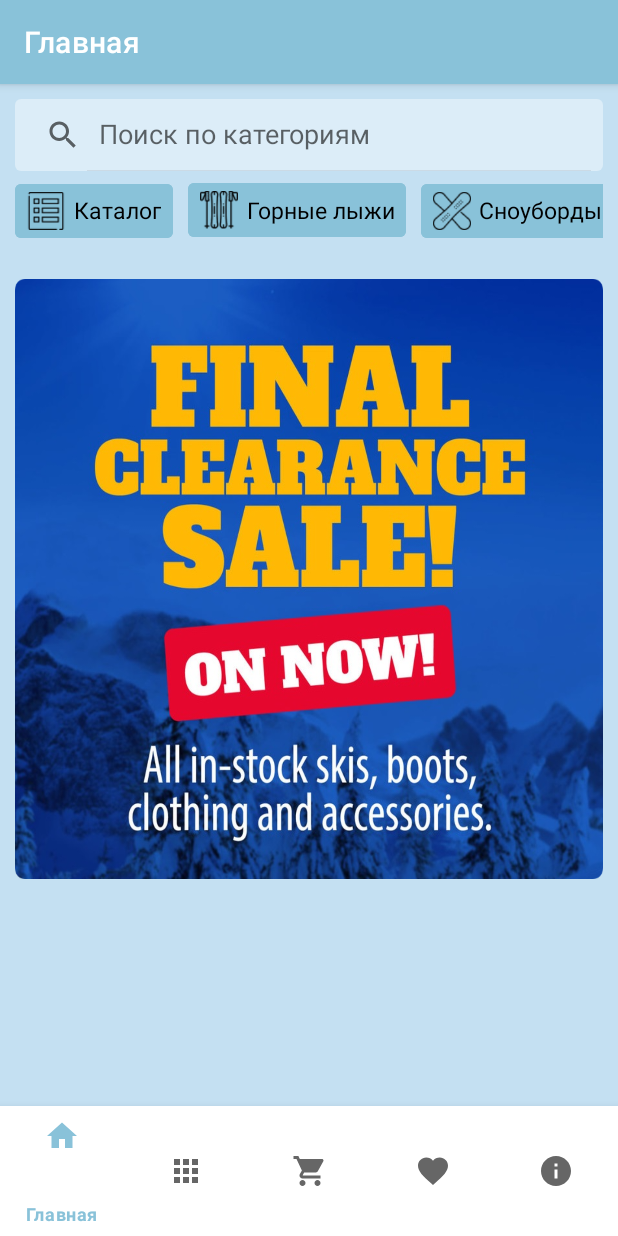
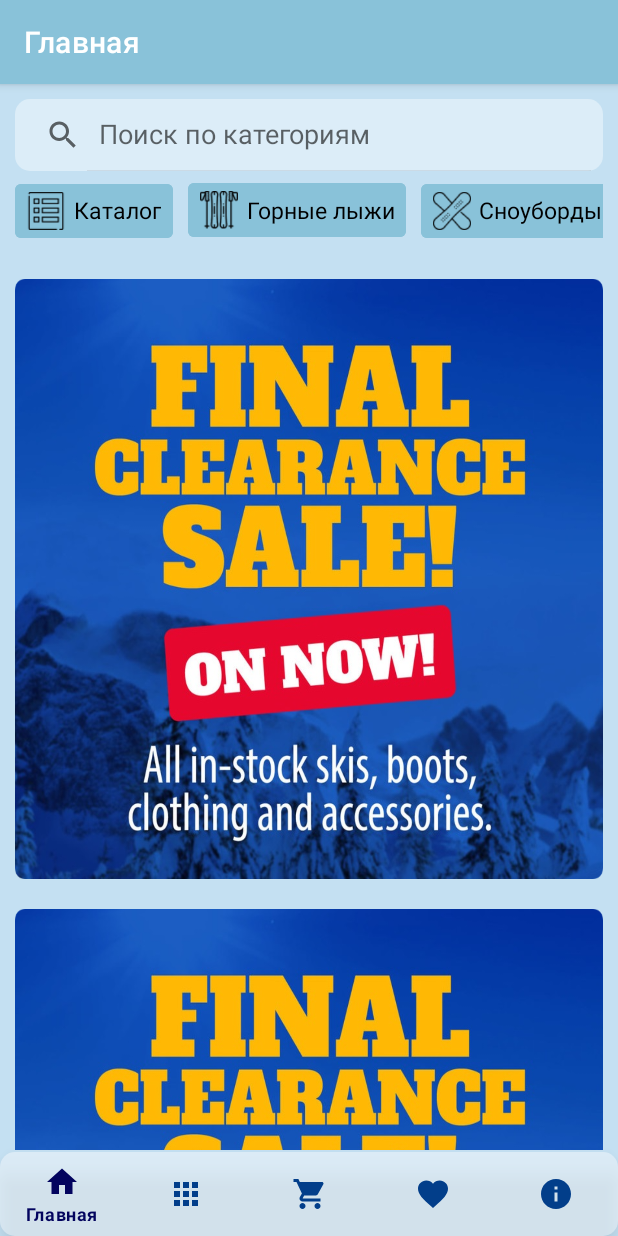
Before and after one commit to DIR2A/MyApp3.0, an Android app: the screen it shows after launch (MainActivity), on a phone screen of 412 x 824 dp. Run offline under Robolectric (Android 15) with nearby library versions, the phone set to English and light mode, and no system bars.

Commit message:
commit 4

```diff
--- /dev/null
+++ b/app/src/main/res/drawable/menu_item_selector.xml
@@ -0,0 +1,16 @@
+<?xml version="1.0" encoding="utf-8"?>
+<selector xmlns:android="http://schemas.android.com/apk/res/android">
+
+    <item
+        android:state_selected="true"
+        android:drawable="@color/item_selected"
+        android:color="@color/item_selected"/>
+
+    <item
+        android:state_selected="false"
+        android:drawable="@color/item_not_selected"
+        android:color="@color/item_not_selected"/>
+
+
+
+</selector>
--- a/app/src/main/res/drawable/search_text_view.xml
+++ b/app/src/main/res/drawable/search_text_view.xml
@@ -2,5 +2,5 @@
 <shape xmlns:android="http://schemas.android.com/apk/res/android" >
 
     <solid android:color="@color/menu_search" />
-    <corners android:radius="4dp" />
+    <corners android:radius="10dp" />
 </shape>
--- a/app/src/main/res/layout/activity_main.xml
+++ b/app/src/main/res/layout/activity_main.xml
@@ -1,7 +1,6 @@
 <?xml version="1.0" encoding="utf-8"?>
 <RelativeLayout xmlns:android="http://schemas.android.com/apk/res/android"
     xmlns:app="http://schemas.android.com/apk/res-auto"
-    xmlns:tools="http://schemas.android.com/tools"
     android:id="@+id/some_id"
     android:layout_width="fill_parent"
     android:layout_height="fill_parent"
@@ -176,12 +175,13 @@
     </HorizontalScrollView>
 
     <ScrollView
+        android:id="@+id/scroll_ads"
         android:layout_width="match_parent"
         android:layout_height="match_parent"
+        android:layout_marginStart="10dp"
         android:layout_marginTop="110dp"
-        android:layout_marginStart="10dp"
         android:layout_marginEnd="10dp"
-        android:layout_marginBottom="50dp">
+        android:layout_marginBottom="57dp">
 
         <LinearLayout
             android:layout_width="match_parent"
@@ -194,19 +194,29 @@
                 android:layout_marginTop="20dp"
                 android:background="@drawable/sales_ads"
                 android:contentDescription="@string/sale_items"
-                app:cornerRadius="4dp"
-                tools:ignore="DuplicateSpeakableTextCheck" />
+                app:cornerRadius="4dp" />
+
+
+            <ImageButton
+                android:layout_width="wrap_content"
+                android:layout_height="400dp"
+                android:layout_marginTop="20dp"
+                android:background="@drawable/sales_ads"
+                android:contentDescription="@string/sale_items"
+                app:cornerRadius="4dp" />
         </LinearLayout>
 
     </ScrollView>
 
+
     <com.google.android.material.bottomnavigation.BottomNavigationView
         android:id="@+id/BottomNavigationView"
-        android:layout_width="match_parent"
-        android:layout_height="match_parent"
-        android:layout_marginTop="681dp"
+        android:layout_width="wrap_content"
+        android:layout_height="wrap_content"
+        android:layout_alignParentBottom="true"
+        android:background="@drawable/search_text_view"
+        app:itemIconTint="@drawable/menu_item_selector"
+        app:itemTextColor="@drawable/menu_item_selector"
         app:menu="@menu/bottom_navigation" />
 
-    <!--        android:background="@drawable/search_text_view"-->
-
 </RelativeLayout>
--- a/app/src/main/res/values/colors.xml
+++ b/app/src/main/res/values/colors.xml
@@ -9,12 +9,10 @@
     <color name="white">#FFFFFFFF</color>
 
     <color name="background">#C4E0F2</color>
+    <color name="item_selected">#03045e</color>
+    <color name="item_not_selected">#023e8a</color>
     <color name="functional_item">#89c2d9</color>
     <color name="menu_search">#66FFFFFF</color>
     <color name="trans">#10FFFFFF</color>
-    <color name="light_white">#D2D2D2</color>
-    <color name="card_1">#A3E4D7</color>
-    <color name="card_2">#F9E79F</color>
-    <color name="card_3">#D7BDE2</color>
-    <color name="card_4">#D2C3D8</color>
+
 </resources>
```
